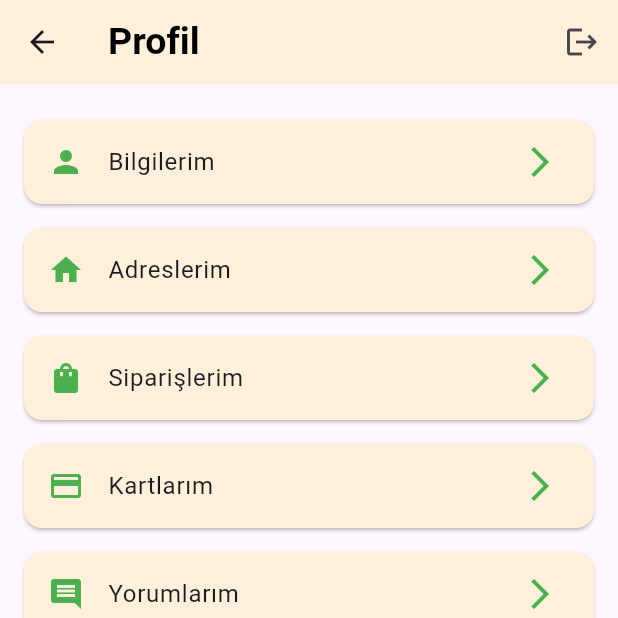
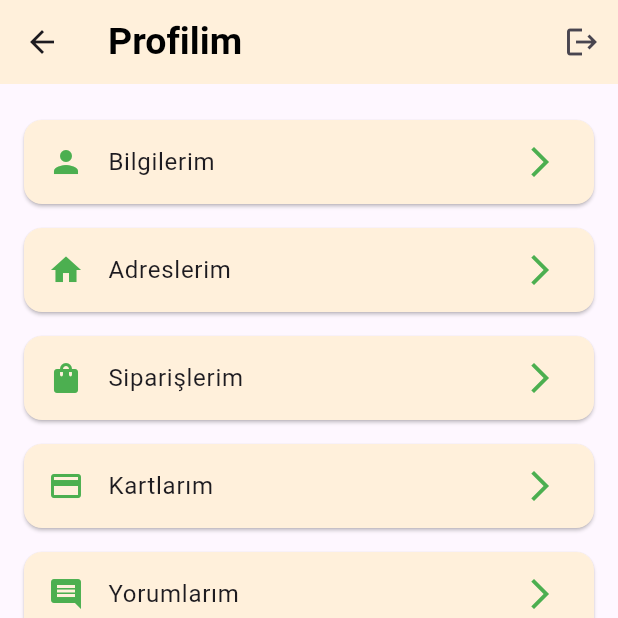
Before and after one commit to gulsumsevim/yenifistik, a Flutter app: the ProfilePage screen opened directly, on a phone screen of 412 x 824 dp, the top half of it. Run offline on Flutter 3.47's test engine with Material 3 defaults, Android fonts, the phone set to English and light mode, and no system bars; our stand-ins replace carousel_slider, curved_navigation_bar, fl_chart, flutter_rating_bar, flutter_svg, image_picker and 1 more; accounts and stored records are empty; network calls fail; Roboto replaces fonts that are missing (Yellowtail-Regular.ttf).

Commit message:
profilimideğiştirdim

```diff
--- a/lib/screen/profile.dart
+++ b/lib/screen/profile.dart
@@ -17,7 +17,7 @@ class ProfilePage extends StatelessWidget {
        title: Align(
           alignment: Alignment.centerLeft,
           child: Text(
-            'Profil',
+            'Profilim',
             style: TextStyle(
               fontFamily: 'Yellowtail-Regular.ttf',
               fontSize: 25.0,
```
